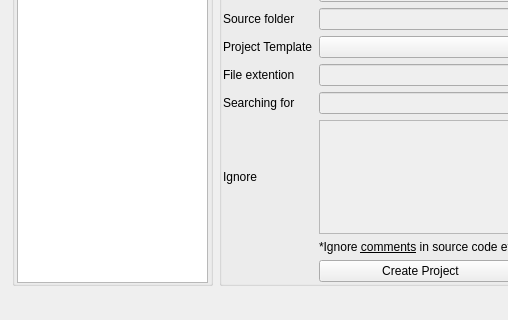
This is ui/qi38ntranslator.ui in pussbb/Qi38nTranslator as Qt 5 draws it before an edit; both pictures show x 0 to 508 and y 129 to 449 of the 624 by 449 pixel window. The edited form follows.
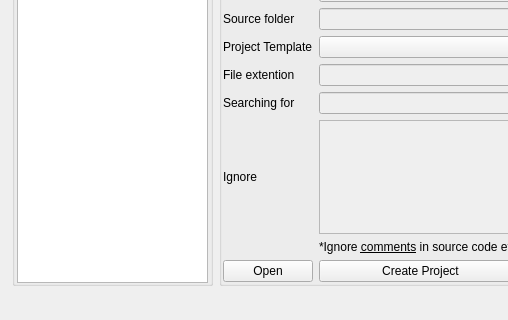
This is the edited form. Icons and pictures are not drawn.

Commit message: project functionality

```diff
--- a/ui/qi38ntranslator.ui
+++ b/ui/qi38ntranslator.ui
@@ -217,6 +217,13 @@
                </property>
               </widget>
              </item>
+             <item row="11" column="0">
+              <widget class="QPushButton" name="openProject">
+               <property name="text">
+                <string>Open</string>
+               </property>
+              </widget>
+             </item>
             </layout>
            </item>
           </layout>
```
Left out of the diff: 21 changed lines with no effect on the pictures. The commit also changes 5 other files.
